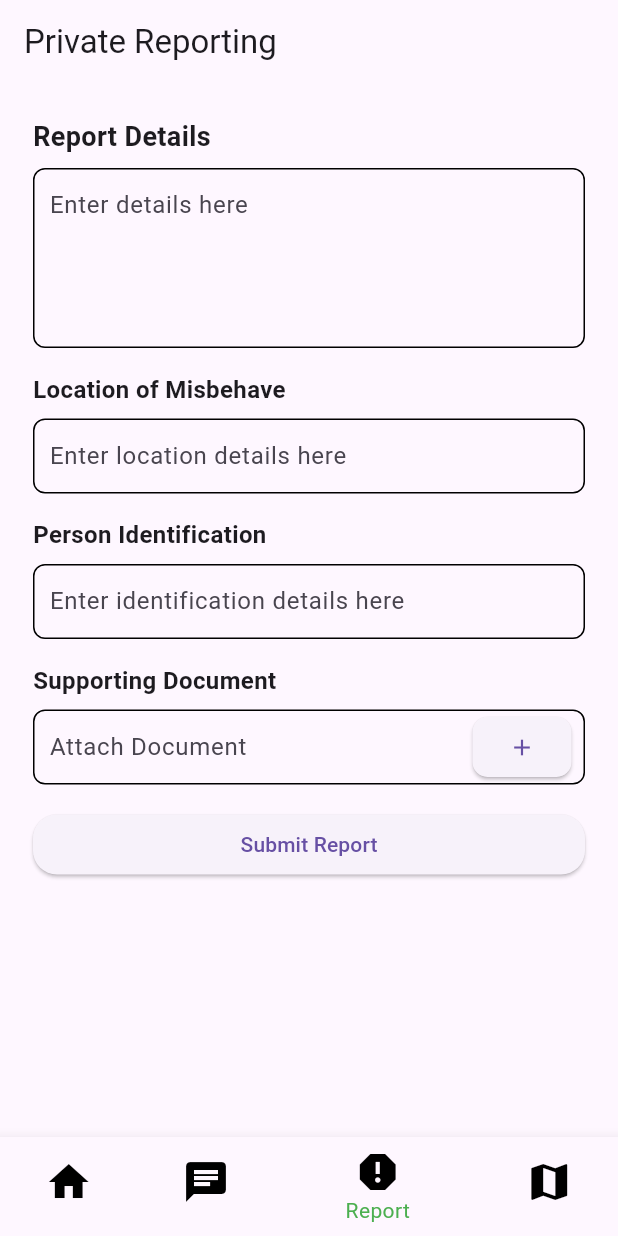
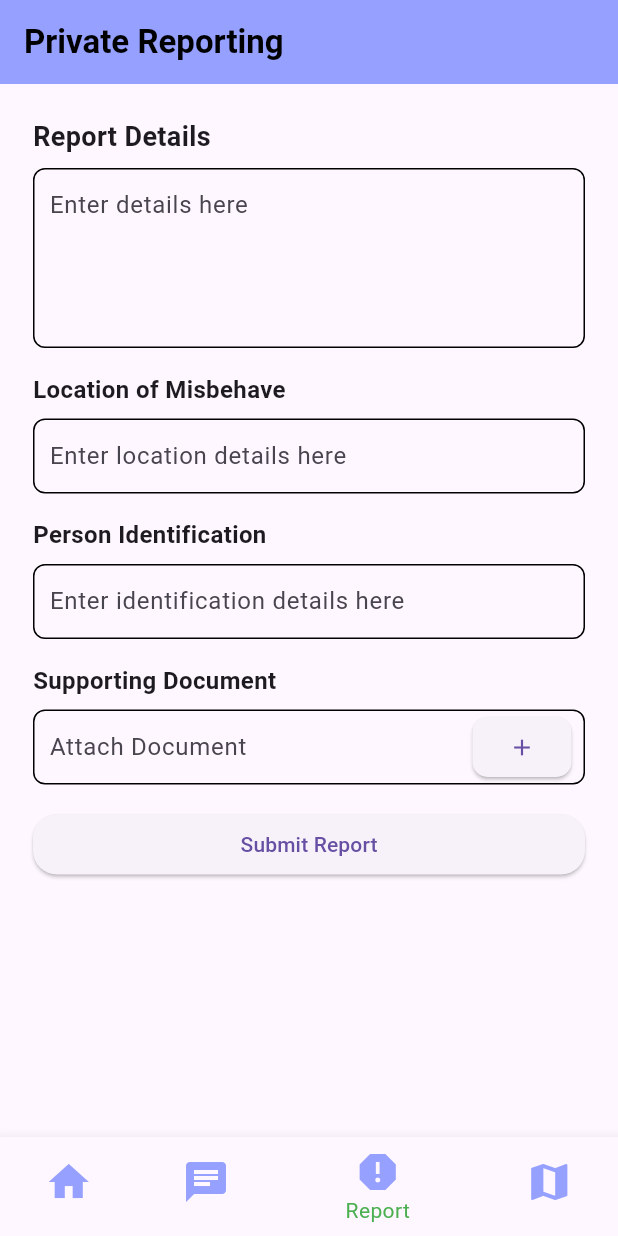
Before and after one commit to strivepawan/sheSecure, a Flutter app: the screen it shows after launch, item 3 of the bottom bar chosen, on a phone screen of 412 x 824 dp. Run offline on Flutter 3.47's test engine with Material 3 defaults, Android fonts, the phone set to English and light mode, and no system bars; our stand-ins replace geolocator, photo_view, share.

Commit message:
Navigation Button Improve

```diff
--- a/lib/Bottom_Navigation/bottom_navigation.dart
+++ b/lib/Bottom_Navigation/bottom_navigation.dart
@@ -43,21 +43,21 @@ class _HomeScreenState extends State<ViewScreen> {
           // unselectedItemColor: Colors.white,
           selectedLabelStyle: TextStyle(color: Colors.green),
           unselectedLabelStyle: TextStyle(color: Colors.green),
-          items: [
+          items:const [
             BottomNavigationBarItem(
-              icon: Icon(Icons.home,color: Colors.black,size: 32,),
+              icon: Icon(Icons.home,color: Color(0xff96a0ff),size: 32,),
               label: 'Home',
             ),
             BottomNavigationBarItem(
-              icon: Icon(Icons.chat,color: Colors.black,size: 32,),
+              icon: Icon(Icons.chat,color: Color(0xff96a0ff),size: 32,),
               label: 'Community',
             ),
             BottomNavigationBarItem(
-              icon: Icon(Icons.report,color: Colors.black,size: 32,),
+              icon: Icon(Icons.report,color: Color(0xff96a0ff),size: 32,),
               label: 'Report',
             ),
             BottomNavigationBarItem(
-              icon: Icon(Icons.map,color: Colors.black,size: 32,),
+              icon: Icon(Icons.map,color: Color(0xff96a0ff),size: 32,),
               label: 'Geomapping',
             ),
           ],
--- a/lib/CommunityChat/community.dart
+++ b/lib/CommunityChat/community.dart
@@ -44,7 +44,7 @@ class CommunityChat extends StatelessWidget {
                 ),
                 SizedBox(height: 8),
                 Text(
-                  'Chating Box to seek the help from nearby user',
+                  'A community reporting system empowers individuals to anonymously share safety concerns, promoting collective efforts to enhance womens safety.',
                   style: TextStyle(
                     color: Colors.black, fontWeight: FontWeight.bold// Customize the text color as needed
                   ),
--- a/lib/CommunityChat/communityScreen.dart
+++ b/lib/CommunityChat/communityScreen.dart
@@ -5,11 +5,13 @@ class Community_Chat_Box extends StatelessWidget {
   Widget build(BuildContext context) {
     return Scaffold(
       appBar: AppBar(
-        title: Text("Community Chat Box"),
+        title:const Text("Community Chat Box",
+      style: TextStyle(fontWeight: FontWeight.bold,color: Colors.black),),
+        backgroundColor: Color(0xff96a0ff),
       ),
       body: Padding(
         padding: const EdgeInsets.all(16.0),
-        child: Row(
+        child:Row(
           children: [
             Expanded(
               flex: 3, // 75% of the width
--- a/lib/Person_Profile/Profile_Activity/authority_response.dart
+++ b/lib/Person_Profile/Profile_Activity/authority_response.dart
@@ -8,12 +8,12 @@ class AuthorityResponse extends StatelessWidget {
       child: Column(
         mainAxisSize: MainAxisSize.min,
         children: [
-          Text(
+         const Text(
             'Authority feedback',
             style: TextStyle(fontSize: 18),
           ),
-          SizedBox(height: 16),
-          Text("No data Found"),
+          const SizedBox(height: 16),
+          const Text("No data Found"),
           ElevatedButton(
             onPressed: () {
               Navigator.of(context).pop();
--- a/lib/PrivateReport/Private_report_screen.dart
+++ b/lib/PrivateReport/Private_report_screen.dart
@@ -1,3 +1,5 @@
+
+
 import 'package:flutter/material.dart';
 
 class Private_Report_screen extends StatelessWidget {
@@ -5,7 +7,10 @@ class Private_Report_screen extends StatelessWidget {
   Widget build(BuildContext context) {
     return Scaffold(
       appBar: AppBar(
-        title: Text("Private Reporting"),
+        title:const  Text("Private Reporting", style: TextStyle(
+          fontWeight: FontWeight.bold,color: Colors.black
+        ),),
+        backgroundColor: Color(0xff96a0ff),
       ),
       body: SingleChildScrollView(
         child: Padding(
@@ -14,7 +19,7 @@ class Private_Report_screen extends StatelessWidget {
             crossAxisAlignment: CrossAxisAlignment.stretch,
             children: [
               // First Row
-              Text('Report Details', style: TextStyle(fontSize: 18, fontWeight: FontWeight.bold)),
+             const  Text('Report Details', style: TextStyle(fontSize: 18, fontWeight: FontWeight.bold)),
               SizedBox(height: 8),
 
               // Second Row
@@ -24,7 +29,7 @@ class Private_Report_screen extends StatelessWidget {
                   border: Border.all(),
                   borderRadius: BorderRadius.circular(8),
                 ),
-                child: TextField(
+                child:const  TextField(
                   decoration: InputDecoration(
                     contentPadding: EdgeInsets.all(10),
                     hintText: 'Enter details here',
@@ -32,10 +37,10 @@ class Private_Report_screen extends StatelessWidget {
                   ),
                 ),
               ),
-              SizedBox(height: 16),
+             const  SizedBox(height: 16),
 
               // Third Row
-              Text('Location of Misbehave', style: TextStyle(fontSize: 16, fontWeight: FontWeight.bold)),
+             const  Text('Location of Misbehave', style: TextStyle(fontSize: 16, fontWeight: FontWeight.bold)),
               SizedBox(height: 8),
 
               // Fourth Row
@@ -45,7 +50,7 @@ class Private_Report_screen extends StatelessWidget {
                   border: Border.all(),
                   borderRadius: BorderRadius.circular(8),
                 ),
-                child: TextField(
+                child:const  TextField(
                   decoration: InputDecoration(
                     contentPadding: EdgeInsets.all(10),
                     hintText: 'Enter location details here',
@@ -53,11 +58,11 @@ class Private_Report_screen extends StatelessWidget {
                   ),
                 ),
               ),
-              SizedBox(height: 16),
+             const  SizedBox(height: 16),
 
               // Fifth Row
-              Text('Person Identification', style: TextStyle(fontSize: 16, fontWeight: FontWeight.bold)),
-              SizedBox(height: 8),
+             const  Text('Person Identification', style: TextStyle(fontSize: 16, fontWeight: FontWeight.bold)),
+             const  SizedBox(height: 8),
 
               // Sixth Row
               Container(
@@ -66,7 +71,7 @@ class Private_Report_screen extends StatelessWidget {
                   border: Border.all(),
                   borderRadius: BorderRadius.circular(8),
                 ),
-                child: TextField(
+                child:const  TextField(
                   decoration: InputDecoration(
                     contentPadding: EdgeInsets.all(10),
                     hintText: 'Enter identification details here',
@@ -74,11 +79,11 @@ class Private_Report_screen extends StatelessWidget {
                   ),
                 ),
               ),
-              SizedBox(height: 16),
+            const   SizedBox(height: 16),
 
               // Seventh Row
-              Text('Supporting Document', style: TextStyle(fontSize: 16, fontWeight: FontWeight.bold)),
-              SizedBox(height: 8),
+             const  Text('Supporting Document', style: TextStyle(fontSize: 16, fontWeight: FontWeight.bold)),
+             const  SizedBox(height: 8),
 
               // Eighth Row
               Container(
@@ -115,7 +120,7 @@ class Private_Report_screen extends StatelessWidget {
                   ],
                 ),
               ),
-              SizedBox(height: 16),
+             const  SizedBox(height: 16),
 
               // Ninth Row
               ElevatedButton(
--- a/lib/PrivateReport/privateReport.dart
+++ b/lib/PrivateReport/privateReport.dart
@@ -10,8 +10,8 @@ class PrivateReport extends StatelessWidget {
     return GestureDetector(
       onTap: onPressed,
       child: Container(
-        margin: EdgeInsets.all(16),
-        padding: EdgeInsets.all(16),
+        margin: const EdgeInsets.all(16),
+        padding: const EdgeInsets.all(16),
         decoration: BoxDecoration(
           color: Colors.white, // Customize the color as needed
           borderRadius: BorderRadius.circular(10.0),
@@ -31,7 +31,7 @@ class PrivateReport extends StatelessWidget {
                 height: 80, // Adjust the height as needed
               ),
             ),
-            Column(
+            const Column(
               crossAxisAlignment: CrossAxisAlignment.start,
               children: [
                 Text(
--- a/lib/SOS_Screen/Location_share/location_share.dart
+++ b/lib/SOS_Screen/Location_share/location_share.dart
@@ -42,19 +42,19 @@ class _LocationSharingScreenState extends State<LocationSharingScreen> {
   Widget build(BuildContext context) {
     return Scaffold(
       appBar: AppBar(
-        title: Text('Location Sharing'),
+        title: const Text('Location Sharing'),
       ),
       body: Center(
         child: Column(
           mainAxisAlignment: MainAxisAlignment.center,
           children: [
             Icon(Icons.location_on, size: 80),
-            SizedBox(height: 16),
+           const  SizedBox(height: 16),
             Text(
               _location,
               style: TextStyle(fontSize: 16),
             ),
-            SizedBox(height: 16),
+           const  SizedBox(height: 16),
             ElevatedButton(
               onPressed: _shareLocation,
               child: Text('Share Location'),
--- a/lib/geomapping/geomapping.dart
+++ b/lib/geomapping/geomapping.dart
@@ -31,6 +31,7 @@ class Geomappig extends StatelessWidget {
                 height: 80, // Adjust the height as needed
               ),
             ),
+            const
             Column(
               crossAxisAlignment: CrossAxisAlignment.start,
               children: [
```
Also changed, not shown: lib/HomeScreen/homescreen.dart (+8 -4 lines), lib/Person_Profile/Profile_Activity/community_activity.dart (+7 -7 lines), lib/Person_Profile/Profile_Activity/my_activity.dart (+8 -8 lines), lib/Person_Profile/Profile_Activity/private_report.dart (+9 -9 lines), lib/Person_Profile/Profile_Activity/response.dart (+9 -9 lines), lib/Person_Profile/profile.dart (+16 -13 lines), lib/SOS_Screen/Emergancy_Contact/relative_contact.dart (+18 -18 lines), lib/SOS_Screen/NearByContact/near_by_contact.dart (+18 -18 lines), lib/SOS_Screen/SOS_Circle_Screen/sos_screen.dart (+4 -4 lines), lib/SOS_Screen/sos_Screen.dart (+13 -11 lines), lib/geomapping/geomapping_screen.dart (+6 -3 lines), lib/main.dart (+18 -18 lines).
